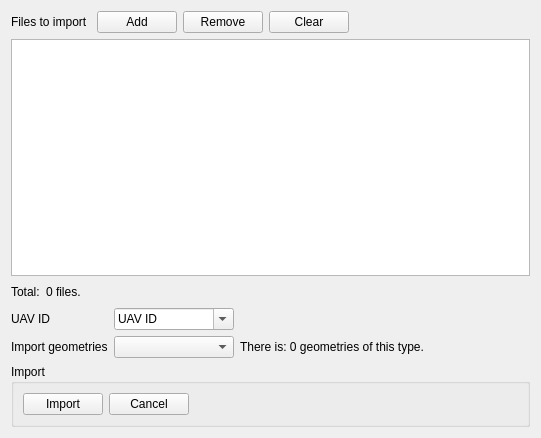
Qt form GUI/UI/DataProcessing/import_gpx_widget.ui (raulett/RousettusDataProcessing) before a commit.
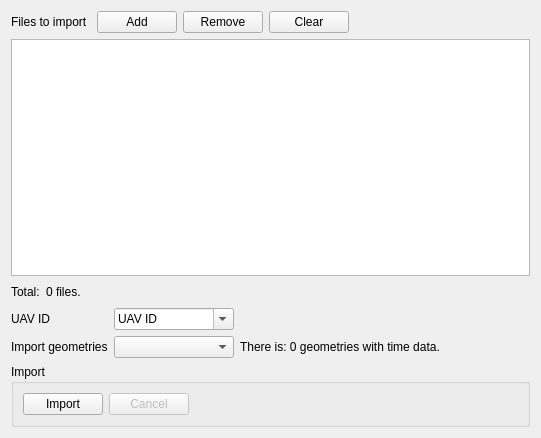
The same form after that commit.

Commit message: Commited import gpx function

The edit to the form file:
```diff
--- a/GUI/UI/DataProcessing/import_gpx_widget.ui
+++ b/GUI/UI/DataProcessing/import_gpx_widget.ui
@@ -210,8 +210,20 @@
        </item>
        <item row="1" column="2">
         <widget class="QLabel" name="features_count_label">
+         <property name="sizePolicy">
+          <sizepolicy hsizetype="Preferred" vsizetype="Preferred">
+           <horstretch>0</horstretch>
+           <verstretch>0</verstretch>
+          </sizepolicy>
+         </property>
+         <property name="minimumSize">
+          <size>
+           <width>240</width>
+           <height>0</height>
+          </size>
+         </property>
          <property name="text">
-          <string>There is: 0 geometries of this type.</string>
+          <string>There is: 0 geometries with time data.</string>
          </property>
         </widget>
        </item>
@@ -247,6 +259,9 @@
       </item>
       <item>
        <widget class="QPushButton" name="pushButton_5">
+        <property name="enabled">
+         <bool>false</bool>
+        </property>
         <property name="text">
          <string>Cancel</string>
         </property>
```
Left out of the diff: 2 changed lines with no effect on the pictures. The commit also changes 17 other files.
